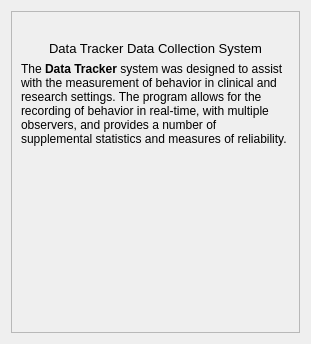
First picture: the form in aboutdialog.ui, repository miyamot0/DataTracker3, before the edit.
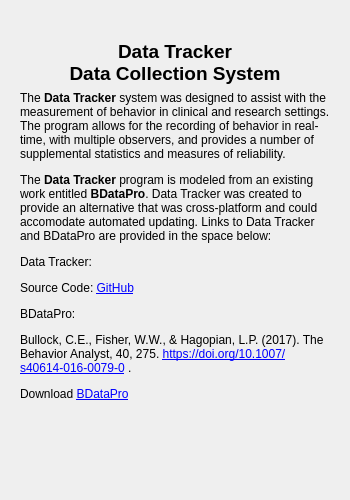
Second picture: the form after the edit. Icons and pictures are not drawn.

The edit to the form file:
```diff
--- a/aboutdialog.ui
+++ b/aboutdialog.ui
@@ -6,8 +6,8 @@
    <rect>
     <x>0</x>
     <y>0</y>
-    <width>311</width>
-    <height>344</height>
+    <width>350</width>
+    <height>500</height>
    </rect>
   </property>
   <property name="windowTitle">
@@ -16,6 +16,9 @@
   <layout class="QVBoxLayout" name="verticalLayout">
    <item>
     <widget class="QScrollArea" name="scrollArea">
+     <property name="frameShape">
+      <enum>QFrame::NoFrame</enum>
+     </property>
      <property name="widgetResizable">
       <bool>true</bool>
      </property>
@@ -23,9 +26,9 @@
       <property name="geometry">
        <rect>
         <x>0</x>
-        <y>0</y>
-        <width>277</width>
-        <height>336</height>
+        <y>-12</y>
+        <width>315</width>
+        <height>543</height>
        </rect>
       </property>
       <layout class="QVBoxLayout" name="verticalLayout_2">
@@ -45,14 +48,17 @@
        <item>
         <widget class="QLabel" name="label_2">
          <property name="text">
-          <string>&lt;html&gt;&lt;head/&gt;&lt;body&gt;&lt;p align=&quot;center&quot;&gt;&lt;span style=&quot; font-size:10pt;&quot;&gt;Data Tracker Data Collection System&lt;/span&gt;&lt;/p&gt;&lt;/body&gt;&lt;/html&gt;</string>
+          <string>&lt;html&gt;&lt;head/&gt;&lt;body&gt;&lt;p align=&quot;center&quot;&gt;&lt;span style=&quot; font-size:14pt; font-weight:600;&quot;&gt;Data Tracker &lt;br/&gt;Data Collection System&lt;/span&gt;&lt;/p&gt;&lt;/body&gt;&lt;/html&gt;</string>
+         </property>
+         <property name="wordWrap">
+          <bool>true</bool>
          </property>
         </widget>
        </item>
        <item>
         <widget class="QLabel" name="label_3">
          <property name="text">
-          <string>&lt;html&gt;&lt;head/&gt;&lt;body&gt;&lt;p&gt;The &lt;span style=&quot; font-weight:600;&quot;&gt;Data Tracker&lt;/span&gt; system was designed to assist with the measurement of behavior in clinical and research settings. The program allows for the recording of behavior in real-time, with multiple observers, and provides a number of supplemental statistics and measures of reliability.&lt;/p&gt;&lt;p&gt;&lt;br/&gt;&lt;/p&gt;&lt;/body&gt;&lt;/html&gt;</string>
+          <string>&lt;html&gt;&lt;head/&gt;&lt;body&gt;&lt;p&gt;The &lt;span style=&quot; font-weight:600;&quot;&gt;Data Tracker&lt;/span&gt; system was designed to assist with the measurement of behavior in clinical and research settings. The program allows for the recording of behavior in real-time, with multiple observers, and provides a number of supplemental statistics and measures of reliability.&lt;/p&gt;&lt;p&gt;The &lt;span style=&quot; font-weight:600;&quot;&gt;Data Tracker&lt;/span&gt; program is modeled from an existing work entitled &lt;span style=&quot; font-weight:600;&quot;&gt;BDataPro&lt;/span&gt;. Data Tracker was created to provide an alternative that was cross-platform and could accomodate automated updating. Links to Data Tracker and BDataPro are provided in the space below:&lt;/p&gt;&lt;p&gt;Data Tracker:&lt;/p&gt;&lt;p&gt;Source Code: &lt;a href=&quot;https://github.com/miyamot0&quot;&gt;&lt;span style=&quot; text-decoration: underline; color:#0000ff;&quot;&gt;GitHub&lt;/span&gt;&lt;/a&gt;&lt;/p&gt;&lt;p&gt;BDataPro:&lt;/p&gt;&lt;p&gt;Bullock, C.E., Fisher, W.W., &amp;amp; Hagopian, L.P. (2017). The Behavior Analyst, 40, 275. &lt;a href=&quot;https://doi.org/10.1007/s40614-016-0079-0&quot;&gt;&lt;span style=&quot; text-decoration: underline; color:#0000ff;&quot;&gt;https://doi.org/10.1007/s40614-016-0079-0&lt;/span&gt;&lt;/a&gt; .&lt;/p&gt;&lt;p&gt;Download &lt;a href=&quot;https://www.kennedykrieger.org/patient-care/patient-care-programs/inpatient-programs/neurobehavioral-unit-nbu/bdatapro-software-for-real-time-behavior-data-collection&quot;&gt;&lt;span style=&quot; text-decoration: underline; color:#0000ff;&quot;&gt;BDataPro&lt;/span&gt;&lt;/a&gt;&lt;/p&gt;&lt;/body&gt;&lt;/html&gt;</string>
          </property>
          <property name="wordWrap">
           <bool>true</bool>
```
